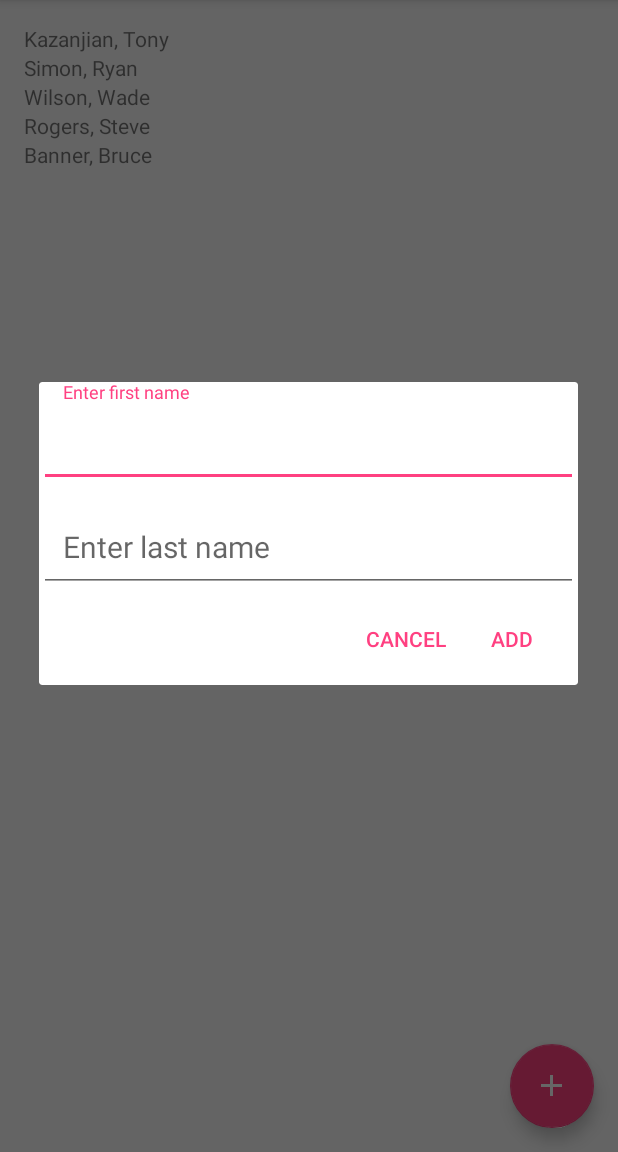
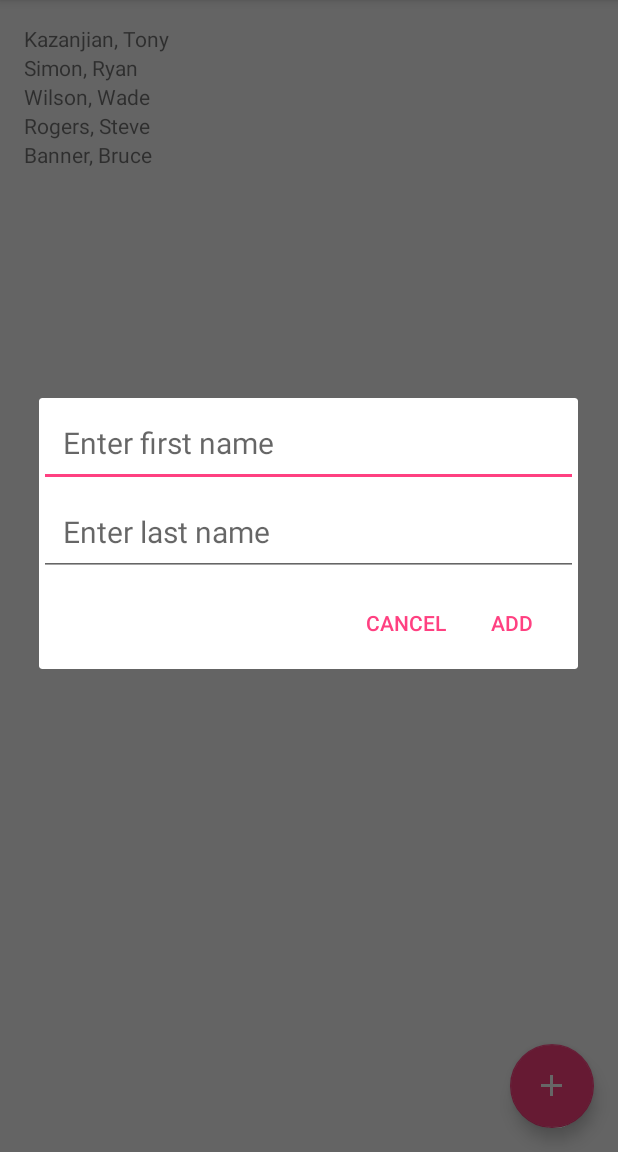
Before and after one commit to TonyKazanjian/AndroidCodingChallenge, an Android app: the screen it shows after launch (MainActivity), after a tap on an icon or button, on a phone screen of 412 x 824 dp, the part 84-1236 px from its top. Run offline under Robolectric (Android 15) with nearby library versions, the phone set to English and light mode, and no system bars.

Commit message:
removed TextInputLayout surrounding EditTexts in the input dialog - didn't like the effect.

```diff
--- a/app/src/main/res/layout/dialog_input_name.xml
+++ b/app/src/main/res/layout/dialog_input_name.xml
@@ -1,10 +1,6 @@
 <?xml version="1.0" encoding="utf-8"?>
 <LinearLayout xmlns:android="http://schemas.android.com/apk/res/android"
               android:orientation="vertical"
-              android:layout_width="match_parent"
-              android:layout_height="wrap_content">
-
-    <android.support.design.widget.TextInputLayout
               android:layout_width="match_parent"
               android:layout_height="wrap_content">
 
@@ -16,12 +12,6 @@
         android:padding="16dp"
         android:textSize="20sp"/>
 
-    </android.support.design.widget.TextInputLayout>
-
-    <android.support.design.widget.TextInputLayout
-        android:layout_width="match_parent"
-        android:layout_height="wrap_content">
-
     <EditText
         android:layout_width="match_parent"
         android:layout_height="wrap_content"
@@ -29,6 +19,5 @@
         android:hint = "Enter last name"
         android:padding="16dp"
         android:textSize="20sp"/>
-    </android.support.design.widget.TextInputLayout>
 
 </LinearLayout>
```
Lines whose indentation alone changed are shown as unchanged.
